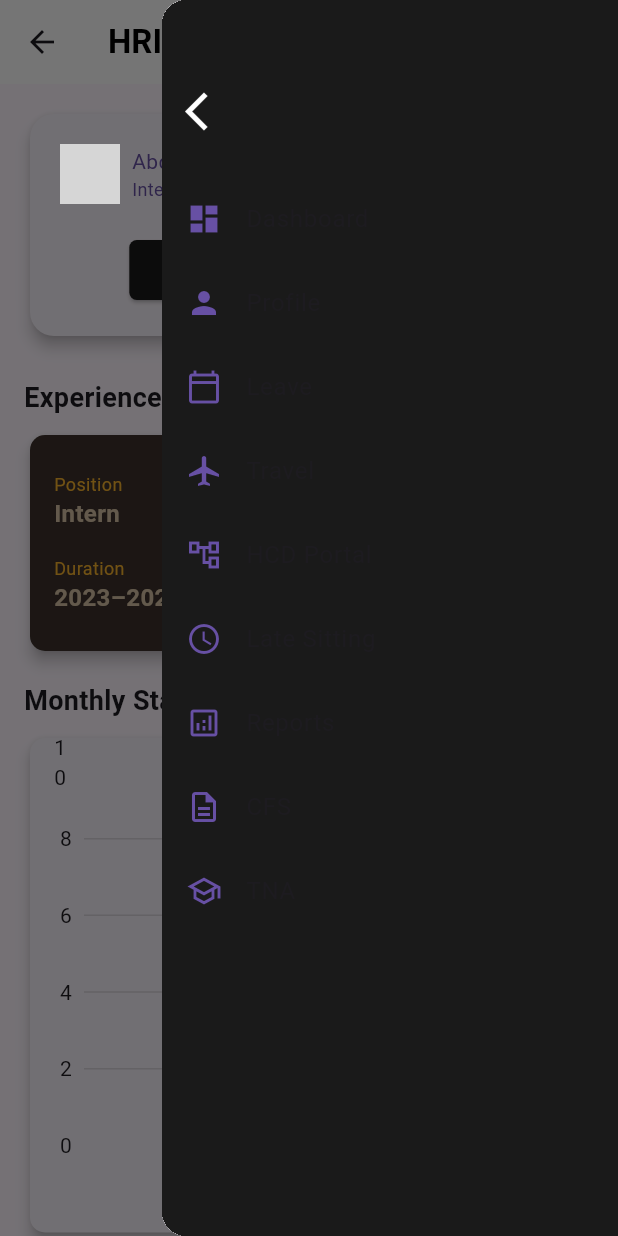
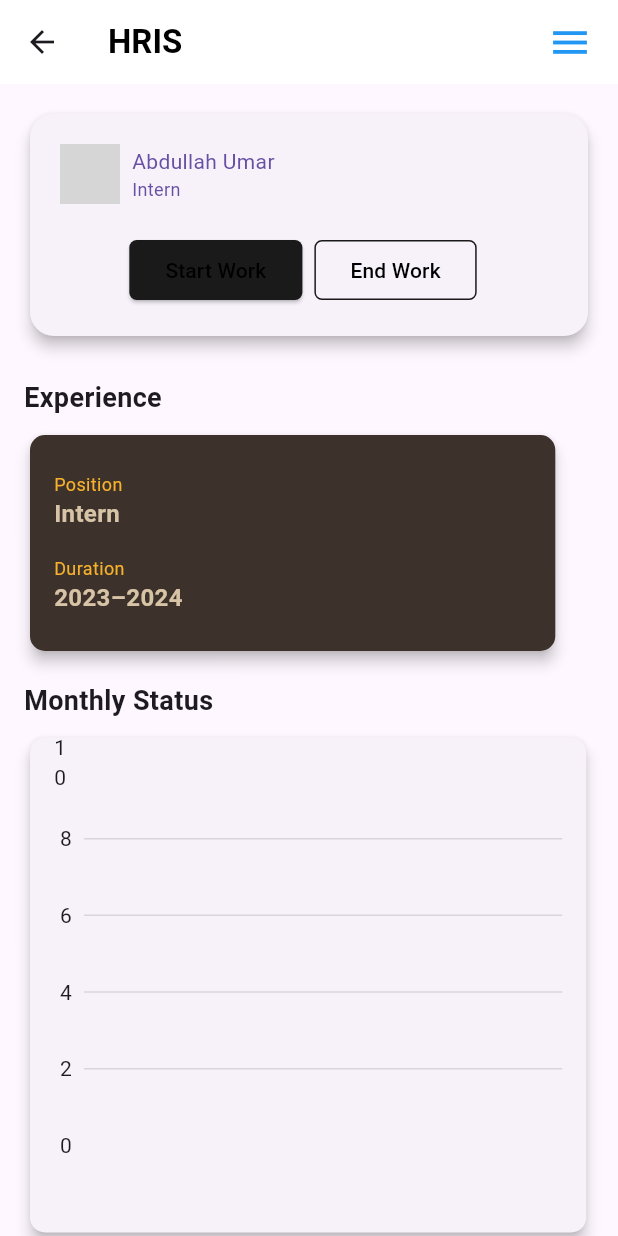
Before and after one commit to AzibNaeem/_Flutter_, a Flutter app: the HomeScreen screen opened by its route, after a tap on the "menu" icon, on a phone screen of 412 x 824 dp. Run offline on Flutter 3.47's test engine with Material 3 defaults, Android fonts, the phone set to English and light mode, and no system bars; drawn by our look-alikes of fl_chart; our stand-ins replace hive, hive_flutter, shimmer; accounts and stored records are empty; network calls fail; grey boxes are pictures that could not be loaded.

Commit message:
custom end drawer and submit leave

```diff
--- a/lib/presentation/routes.dart
+++ b/lib/presentation/routes.dart
@@ -6,7 +6,7 @@ import 'screens/employee_report_screen.dart';
 import 'screens/home_screen.dart';
 import 'package:hris_project/data/models/login_user.dart';
 import 'package:hris_project/presentation/screens/attendance_leaves_screen.dart'; // New import
-
+import 'screens/submit_leave_screen.dart';
 class AppRoutes {
   static const String login = '/login';
   static const String dashboard = '/dashboard';
@@ -14,6 +14,7 @@ class AppRoutes {
   static const String report = '/report';
   static const String home = '/home';
   static const String attendanceLeaves = '/attendance-leaves'; // New route constant
+  static const String submitLeaves='/submitLeave';
 
   static Route<dynamic> onGenerateRoute(RouteSettings settings) {
     switch (settings.name) {
@@ -40,6 +41,11 @@ class AppRoutes {
       case home:
         return MaterialPageRoute(builder: (_) => const HomeScreen());
 
+      case submitLeaves:
+        final args=settings.arguments as LoginUser;
+        return MaterialPageRoute(
+            builder: (_) =>  SubmitLeaveScreen(user:args));
+
       case attendanceLeaves:
         final args=settings.arguments as LoginUser;
         return MaterialPageRoute(
--- a/lib/presentation/screens/home_screen.dart
+++ b/lib/presentation/screens/home_screen.dart
@@ -19,11 +19,16 @@ import 'package:hris_project/presentation/view_model/home_view_model.dart';
 import 'package:provider/provider.dart';
 import 'package:hris_project/presentation/screens/splash_screen.dart';
 
+import '../../data/models/login_user.dart';
+import '../widgets/drawer_menu_item.dart';
+import '../widgets/drawer_menu_list.dart';
+
 class HomeScreen extends StatelessWidget {
   const HomeScreen({super.key});
 
   @override
   Widget build(BuildContext context) {
+    final LoginUser user;
     final viewModel = Provider.of<HomeViewModel>(context);
 
     final allocationCardWidget = AllocationCard(
@@ -34,7 +39,12 @@ class HomeScreen extends StatelessWidget {
     );
 
     return Scaffold(
-      endDrawer: CustomEndDrawer(menuItems: viewModel.menuItems),
+      // endDrawer: CustomEndDrawer(
+      //   menuContent: DrawerMenuList(context: context, user: widget.user),
+      //
+      // ),
+
+
       body: NestedScrollView(
         headerSliverBuilder: (BuildContext context, bool innerBoxIsScrolled) {
           return <Widget>[
--- a/lib/presentation/view_model/home_view_model.dart
+++ b/lib/presentation/view_model/home_view_model.dart
@@ -2,6 +2,8 @@ import 'package:flutter/material.dart';
 import 'package:provider/provider.dart';
 import '../../data/models/attendance_day.dart';
 import '../widgets/custom_end_drawer.dart';
+import '../widgets/drawer_menu_item.dart';
+import '../widgets/drawer_menu_list.dart';
 import '../widgets/experience_card.dart';
 import '../widgets/leaves_card.dart';
 import '../widgets/monthly_status_card.dart';
@@ -37,27 +39,6 @@ class HomeViewModel extends ChangeNotifier {
   }
 
   // ✅ Fixes Begin
-
-  List<DrawerMenuItemData> get menuItems => [
-    DrawerMenuItemData(icon: Icons.dashboard, title: 'Dashboard', onTap: () {}),
-    DrawerMenuItemData(icon: Icons.person, title: 'Profile', onTap: () {}),
-    DrawerMenuItemData(
-        icon: Icons.calendar_today_outlined, title: 'Leave', onTap: () {}),
-    DrawerMenuItemData(
-        icon: Icons.airplanemode_active_outlined,
-        title: 'Travel',
-        onTap: () {}),
-    DrawerMenuItemData(
-        icon: Icons.account_tree_outlined, title: 'HCD Portal', onTap: () {}),
-    DrawerMenuItemData(
-        icon: Icons.access_time_outlined, title: 'Late Sitting', onTap: () {}),
-    DrawerMenuItemData(
-        icon: Icons.analytics_outlined, title: 'Reports', onTap: () {}),
-    DrawerMenuItemData(
-        icon: Icons.description_outlined, title: 'CFS', onTap: () {}),
-    DrawerMenuItemData(icon: Icons.school_outlined, title: 'TNA', onTap: () {}),
-  ];
-
   ExperienceData get experienceData => ExperienceData(
     title: 'Intern at OpenAI',
     details: [
@@ -117,6 +98,32 @@ class HomeViewModel extends ChangeNotifier {
 class HomeScreen extends StatelessWidget {
   @override
   Widget build(BuildContext context) {
+    final menuItems = [
+      DrawerMenuItemData(
+        icon: Icons.dashboard,
+        title: 'Dashboard',
+        onTap: () {
+          Navigator.pop(context);
+          // Optional navigation
+        },
+      ),
+      DrawerMenuItemData(
+        icon: Icons.person,
+        title: 'Profile',
+        onTap: () {
+          Navigator.pop(context);
+          Navigator.pushNamed(context, '/profile');
+        },
+      ),
+      DrawerMenuItemData(
+        icon: Icons.calendar_today_outlined,
+        title: 'Leave',
+        onTap: () {
+          Navigator.pop(context);
+          Navigator.pushNamed(context, '/submitLeave');
+        },
+      ),
+    ];
     final viewModel = Provider.of<HomeViewModel>(context);
 
     return Scaffold(
@@ -133,7 +140,8 @@ class HomeScreen extends StatelessWidget {
         ],
       ),
       // Attach your custom end drawer here
-      endDrawer: CustomEndDrawer(menuItems: viewModel.menuItems),
+
+
       body: ListView(
         padding: const EdgeInsets.all(16.0),
         children: [
--- a/lib/presentation/widgets/custom_end_drawer.dart
+++ b/lib/presentation/widgets/custom_end_drawer.dart
@@ -1,36 +1,10 @@
 import 'package:flutter/material.dart';
 import '../theme/app_theme.dart';
-import 'drawer_menu_item.dart';
-
-class DrawerMenuItemData {
-  final IconData icon;
-  final String title;
-  final VoidCallback onTap;
-
-  const DrawerMenuItemData({
-    required this.icon,
-    required this.title,
-    required this.onTap,
-  });
-}
-
-class DrawerMenuItem extends StatelessWidget {
-  final DrawerMenuItemData item;
-  const DrawerMenuItem({Key? key, required this.item}) : super(key: key);
-
-  @override
-  Widget build(BuildContext context) {
-    return ListTile(
-      leading: Icon(item.icon, color: Theme.of(context).primaryColor),
-      title: Text(item.title, style: TextStyle(color: Theme.of(context).textTheme.bodyLarge?.color)),
-      onTap: item.onTap,
-    );
-  }
-}
 
 class CustomEndDrawer extends StatelessWidget {
-  final List<DrawerMenuItemData> menuItems;
-  const CustomEndDrawer({super.key, required this.menuItems});
+  final Widget menuContent;
+
+  const CustomEndDrawer({super.key, required this.menuContent});
 
   @override
   Widget build(BuildContext context) {
@@ -57,7 +31,7 @@ class CustomEndDrawer extends StatelessWidget {
               ),
             ),
             const SizedBox(height: 20),
-            ...menuItems.map((item) => DrawerMenuItem(item: item)),
+            menuContent,
           ],
         ),
       ),
--- a/pubspec.yaml
+++ b/pubspec.yaml
@@ -35,6 +35,8 @@ dependencies:
   intl: ^0.18.1
   shimmer: ^2.0.0
   path_provider: ^2.0.14
+  hive: ^2.2.3
+  hive_flutter: ^1.1.0
   shared_preferences: ^2.2.2
   # The following adds the Cupertino Icons font to your application.
   # Use with the CupertinoIcons class for iOS style icons.
@@ -42,6 +44,8 @@ dependencies:
 
 dev_dependencies:
   flutter_launcher_icons: ^0.13.1
+  hive_generator: ^2.0.0
+  build_runner: ^2.4.6
   flutter_test:
     sdk: flutter
 flutter_icons:
```
Also changed, not shown: lib/data/models/leave_request.dart (added, +29 -0 lines), lib/data/models/leave_type.dart (added, +21 -0 lines), lib/domain/services/leave_service.dart (added, +22 -0 lines), lib/main.dart (+12 -2 lines), lib/presentation/screens/dashboard_screen.dart (+10 -1 lines), lib/presentation/screens/submit_leave_screen.dart (added, +108 -0 lines), lib/presentation/view_model/leave_view_model.dart (added, +26 -0 lines), lib/presentation/widgets/drawer_menu_item.dart (+14 -0 lines), lib/presentation/widgets/drawer_menu_list.dart (added, +47 -0 lines), lib/presentation/widgets/submit leave widgets/datePickerTile.dart (added, +27 -0 lines), lib/presentation/widgets/submit leave widgets/dropDown List.dart (added, +28 -0 lines), lib/presentation/widgets/submit leave widgets/textFormField.dart (added, +23 -0 lines), lib/data/models/leave_request.g.dart (added), pubspec.lock, 1 other file.
